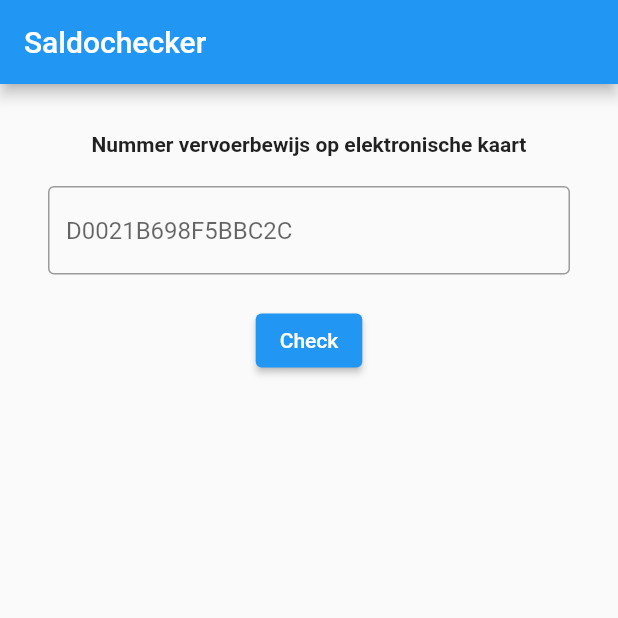
After one commit to AlfianSanjaya/saldochecker, a Flutter app: the screen it shows after launch, after a tap on "Check", on a phone screen of 412 x 824 dp, the top half of it. The commit adds this screen. Run offline on Flutter 3.47's test engine with Material 2 defaults, Android fonts, the light colour scheme and no system bars.

Commit message:
Create a ticket saldo form

```diff
--- a/lib/main.dart
+++ b/lib/main.dart
@@ -1,4 +1,5 @@
 import 'package:flutter/material.dart';
+import 'package:saldochecker/saldochecker_form.dart';
 
 void main() {
   runApp(const SaldoChecker());
@@ -23,35 +24,7 @@ class SaldoChecker extends StatelessWidget {
           child: Container(
             padding: const EdgeInsets.all(16.0),
             margin: const EdgeInsets.all(16.0),
-            child: Column(
-              children: [
-                Container(
-                  child: const Text(
-                    'Nummer vervoerbewijs op elektronische kaart',
-                    style: TextStyle(fontWeight: FontWeight.bold),
-                  ),
-                ),
-                const SizedBox(
-                  height: 20,
-                ),
-                Container(
-                  width: 500,
-                  child: TextFormField(
-                    decoration: const InputDecoration(
-                      hintText: 'D0021B698F5BBC2C',
-                      border: OutlineInputBorder(),
-                    ),
-                  ),
-                ),
-                const SizedBox(
-                  height: 20,
-                ),
-                ElevatedButton(
-                  onPressed: onPressed,
-                  child: const Text('Check'),
-                )
-              ],
-            ),
+            child: SaldoCheckerForm(),
           ),
         ),
       ),
--- /dev/null
+++ b/lib/saldochecker_form.dart
@@ -0,0 +1,69 @@
+import 'package:flutter/material.dart';
+
+class SaldoCheckerForm extends StatefulWidget {
+  const SaldoCheckerForm({Key? key}) : super(key: key);
+
+  @override
+  State<SaldoCheckerForm> createState() => _SaldoCheckerFormState();
+}
+
+class _SaldoCheckerFormState extends State<SaldoCheckerForm> {
+  final GlobalKey<FormState> _formKey = GlobalKey<FormState>();
+
+  late TextEditingController _ticketIDController;
+
+  @override
+  void initState() {
+    super.initState();
+    _ticketIDController = TextEditingController();
+  }
+
+  @override
+  void dispose() {
+    _ticketIDController.dispose();
+    super.dispose();
+  }
+
+  void onPressed() {
+    // TODO: Implement OnPressed function
+    String id = _ticketIDController.text;
+    print('Sending the id $id');
+  }
+
+  @override
+  Widget build(BuildContext context) {
+    return Form(
+      key: _formKey,
+      child: Column(
+        children: [
+          Container(
+            child: const Text(
+              'Nummer vervoerbewijs op elektronische kaart',
+              style: TextStyle(fontWeight: FontWeight.bold),
+            ),
+          ),
+          const SizedBox(
+            height: 20,
+          ),
+          Container(
+            width: 500,
+            child: TextFormField(
+              controller: _ticketIDController,
+              decoration: const InputDecoration(
+                hintText: 'D0021B698F5BBC2C',
+                border: OutlineInputBorder(),
+              ),
+            ),
+          ),
+          const SizedBox(
+            height: 20,
+          ),
+          ElevatedButton(
+            onPressed: onPressed,
+            child: const Text('Check'),
+          )
+        ],
+      ),
+    );
+  }
+}
```
